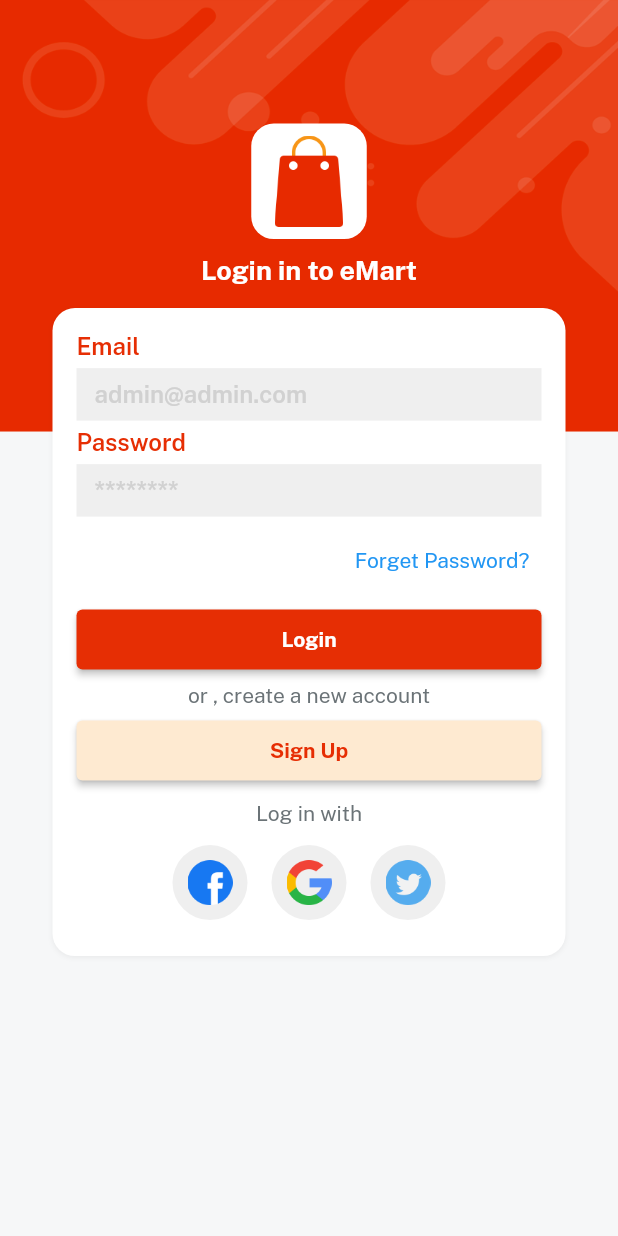
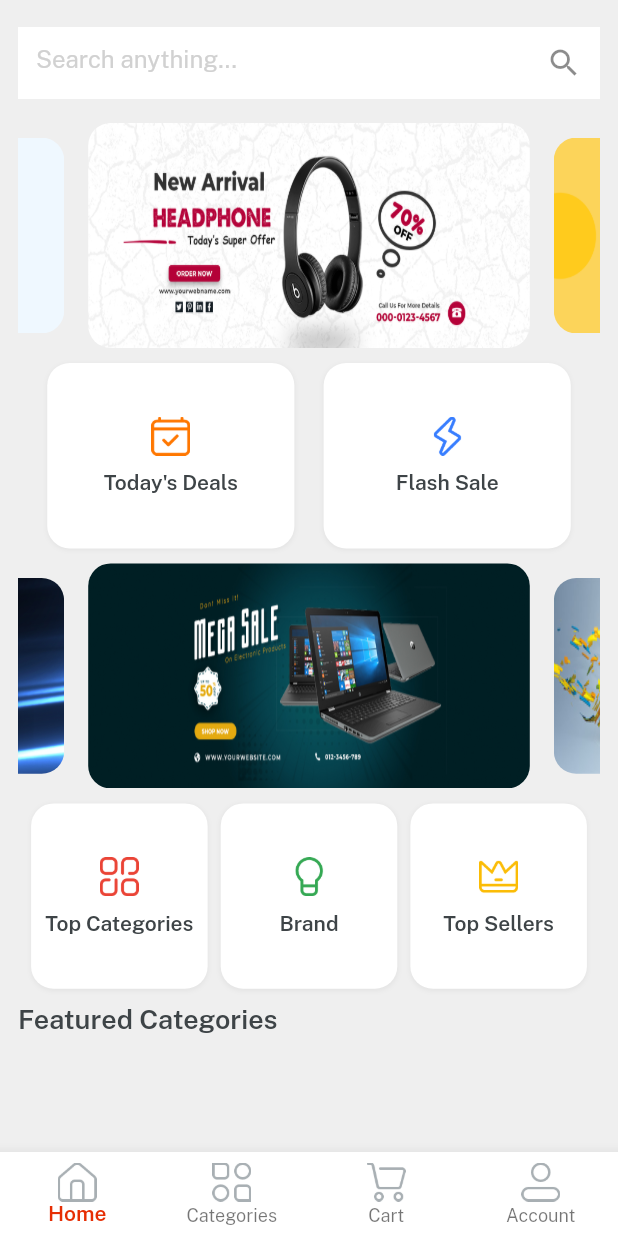
Before and after one commit to huuhuyendev/eCommerceApp, a Flutter app: the screen it shows after launch, after a tap on "Login", on a phone screen of 412 x 824 dp. Run offline on Flutter 3.47's test engine with Material 2 defaults, Android fonts, the phone set to English and light mode, and no system bars; drawn by our look-alikes of velocity_x; our stand-ins replace get.

Commit message:
home screen

```diff
--- a/lib/consts/lists.dart
+++ b/lib/consts/lists.dart
@@ -1,3 +1,6 @@
 import 'package:ecommerceapp/consts/consts.dart';
 
 const socialIconList = [icFacebookLogo, icGoogleLogo, icTwitterLogo];
+
+const sliderList= [imgSlider1, imgSlider2, imgSlider3, imgSlider4, ];
+const secondSliderList= [imgSs1, imgSs2,  imgSs3, imgSs4 ];
--- a/lib/consts/strings.dart
+++ b/lib/consts/strings.dart
@@ -16,3 +16,20 @@ const loginWith = "Log in with";
 const privacyPolicy = "Privacy Policy";
 const termsAndConditions = "Terms and Conditions";
 const alreadyHaveAccount = "Already have an account? ";
+
+
+//Home String
+const home = "Home",
+    categories = "Categories",
+    cart = "Cart",
+    account = "Account";
+
+
+//Home Screen String
+const searchAnything = "Search anything...",
+    todayDeals = "Today's Deals",
+    flashSale = "Flash Sale",
+    topSellers = "Top Sellers",
+    brand = "Brand",
+    topCategories = "Top Categories",
+    featuredCategories = "Featured Categories";
--- /dev/null
+++ b/lib/controllers/home_controller.dart
@@ -0,0 +1,5 @@
+import 'package:get/get.dart';
+
+class HomeController extends GetxController{
+  var currentIndex = 0.obs;
+}
--- a/lib/views/auth_screen/login_screen.dart
+++ b/lib/views/auth_screen/login_screen.dart
@@ -1,6 +1,7 @@
 import 'package:ecommerceapp/consts/consts.dart';
 import 'package:ecommerceapp/consts/lists.dart';
 import 'package:ecommerceapp/views/auth_screen/signup_screen.dart';
+import 'package:ecommerceapp/views/home_screen/home.dart';
 import 'package:ecommerceapp/widget_common/applogo_widget.dart';
 import 'package:ecommerceapp/widget_common/bg_widget.dart';
 import 'package:ecommerceapp/widget_common/custon_textfield.dart';
@@ -44,7 +45,9 @@ class LoginScreen extends StatelessWidget {
                         color: redColor,
                         title: login,
                         textColor: whiteColor,
-                        onPressed: () {})
+                        onPressed: () {
+                          Get.to(() => const Home());
+                        })
                     .box
                     .width(context.screenWidth - 50)
                     .make(),
--- a/lib/views/auth_screen/signup_screen.dart
+++ b/lib/views/auth_screen/signup_screen.dart
@@ -1,5 +1,4 @@
 import 'package:ecommerceapp/consts/consts.dart';
-import 'package:ecommerceapp/consts/lists.dart';
 import 'package:ecommerceapp/widget_common/applogo_widget.dart';
 import 'package:ecommerceapp/widget_common/bg_widget.dart';
 import 'package:ecommerceapp/widget_common/custon_textfield.dart';
@@ -7,8 +6,15 @@ import 'package:ecommerceapp/widget_common/our_button.dart';
 import 'package:flutter/material.dart';
 import 'package:get/get.dart';
 
-class SignupScreen extends StatelessWidget {
-  const SignupScreen({super.key});
+class SignupScreen extends StatefulWidget {
+  const SignupScreen({Key? key}) : super(key: key);
+
+  @override
+  State<SignupScreen> createState() => _SignupScreenState();
+}
+
+class _SignupScreenState extends State<SignupScreen> {
+  bool? isCheck = false;
 
   @override
   Widget build(BuildContext context) {
@@ -34,35 +40,43 @@ class SignupScreen extends StatelessWidget {
                   child: TextButton(
                       onPressed: () {}, child: forgetPass.text.make()),
                 ),
-                5.heightBox,
                 Row(children: [
                   Checkbox(
-                      checkColor: redColor,
-                      value: false,
-                      onChanged: (newValue) {}),
+                      checkColor: whiteColor,
+                      activeColor: redColor,
+                      value: isCheck,
+                      onChanged: (newValue) {
+                        setState(() {
+                          isCheck = newValue;
+                        });
+                      }),
                   5.widthBox,
                   Expanded(
                     child: RichText(
                         text: const TextSpan(children: [
                       TextSpan(
-                          text: "I agree to the",
-                          style: TextStyle(color: fontGrey, fontFamily: bold)),
+                          text: "I agree to the ",
+                          style:
+                              TextStyle(color: fontGrey, fontFamily: regular)),
                       TextSpan(
                           text: termsAndConditions,
-                          style: TextStyle(color: redColor, fontFamily: bold)),
+                          style:
+                              TextStyle(color: redColor, fontFamily: regular)),
                       TextSpan(
                           text: ' &',
-                          style: TextStyle(color: redColor, fontFamily: bold)),
+                          style:
+                              TextStyle(color: redColor, fontFamily: regular)),
                       TextSpan(
                           text: privacyPolicy,
-                          style: TextStyle(color: redColor, fontFamily: bold)),
+                          style:
+                              TextStyle(color: redColor, fontFamily: regular)),
                     ])),
                   )
                 ]),
                 5.heightBox,
                 // ourButton().box.width(context.screenWidth - 50).make(),
                 ourButton(
-                        color: redColor,
+                        color: isCheck == true ? redColor : lightGrey,
                         title: signup,
                         textColor: whiteColor,
                         onPressed: () {})
@@ -71,14 +85,18 @@ class SignupScreen extends StatelessWidget {
                     .make(),
                 10.heightBox,
                 RichText(
-                    text: const TextSpan(children: [
-                  TextSpan(
-                      text: alreadyHaveAccount,
-                      style: TextStyle(color: fontGrey, fontFamily: bold)),
-                  TextSpan(
-                      text: login,
-                      style: TextStyle(color: redColor, fontFamily: bold)),
-                ])).onTap(() {
+                  text: const TextSpan(
+                    children: [
+                      TextSpan(
+                          text: alreadyHaveAccount,
+                          style:
+                              TextStyle(color: fontGrey, fontFamily: regular)),
+                      TextSpan(
+                          text: login,
+                          style: TextStyle(color: redColor, fontFamily: bold)),
+                    ],
+                  ),
+                ).onTap(() {
                   Get.back();
                 })
               ],
--- /dev/null
+++ b/lib/views/cart_screen/cart_screen.dart
@@ -0,0 +1,11 @@
+import 'package:flutter/material.dart';
+class CartScreen extends StatelessWidget {
+  const CartScreen({super.key});
+
+  @override
+  Widget build(BuildContext context) {
+    return Container(
+      color: Colors.purple,
+    );
+  }
+}
--- /dev/null
+++ b/lib/views/category_screen/category_screen.dart
@@ -0,0 +1,11 @@
+import 'package:flutter/material.dart';
+class CategoryScreen extends StatelessWidget {
+  const CategoryScreen({super.key});
+
+  @override
+  Widget build(BuildContext context) {
+    return Container(
+      color: Colors.amber,
+    );
+  }
+}
--- /dev/null
+++ b/lib/views/home_screen/home.dart
@@ -0,0 +1,57 @@
+import 'package:ecommerceapp/consts/consts.dart';
+import 'package:ecommerceapp/controllers/home_controller.dart';
+import 'package:ecommerceapp/views/cart_screen/cart_screen.dart';
+import 'package:ecommerceapp/views/category_screen/category_screen.dart';
+import 'package:ecommerceapp/views/home_screen/home_screen.dart';
+import 'package:ecommerceapp/views/profile_screen/profile_screen.dart';
+import 'package:flutter/material.dart';
+import 'package:get/get.dart';
+
+class Home extends StatelessWidget {
+  const Home({super.key});
+
+  @override
+  Widget build(BuildContext context) {
+    var controller = Get.put(HomeController());
+    var navbarItem = [
+      BottomNavigationBarItem(
+          icon: Image.asset(icHome, width: 26), label: home),
+      BottomNavigationBarItem(
+          icon: Image.asset(icCategories, width: 26), label: categories),
+      BottomNavigationBarItem(
+          icon: Image.asset(icCart, width: 26), label: cart),
+      BottomNavigationBarItem(
+          icon: Image.asset(icProfile, width: 26), label: account)
+    ];
+    var navBody = [
+      const HomeScreen(),
+      const CategoryScreen(),
+      const CartScreen(),
+      const ProfileScreen()
+    ];
+    return Scaffold(
+      body: Column(
+        children: [
+          Obx(
+            () => Expanded(
+              child: navBody.elementAt(controller.currentIndex.value),
+            ),
+          ),
+        ],
+      ),
+      bottomNavigationBar: Obx(
+        () => BottomNavigationBar(
+          currentIndex: controller.currentIndex.value,
+          items: navbarItem,
+          backgroundColor: whiteColor,
+          selectedItemColor: redColor,
+          selectedLabelStyle: const TextStyle(fontFamily: semibold),
+          type: BottomNavigationBarType.fixed,
+          onTap: (index) {
+            controller.currentIndex.value = index;
+          },
+        ),
+      ),
+    );
+  }
+}
--- /dev/null
+++ b/lib/views/home_screen/home_screen.dart
@@ -0,0 +1,130 @@
+import 'package:ecommerceapp/consts/consts.dart';
+import 'package:ecommerceapp/consts/lists.dart';
+import 'package:ecommerceapp/widget_common/home_buttons.dart';
+import 'package:flutter/material.dart';
+
+class HomeScreen extends StatelessWidget {
+  const HomeScreen({super.key});
+
+  @override
+  Widget build(BuildContext context) {
+    return Container(
+      padding: const EdgeInsets.all(12),
+      color: lightGrey,
+      width: context.screenWidth,
+      height: context.screenHeight,
+      child: SafeArea(
+        child: Column(
+          children: [
+            Container(
+              alignment: Alignment.center,
+              height: 60,
+              color: lightGrey,
+              child: TextFormField(
+                decoration: const InputDecoration(
+                  border: InputBorder.none,
+                  suffixIcon: Icon(Icons.search),
+                  filled: true,
+                  fillColor: whiteColor,
+                  hintText: searchAnything,
+                  hintStyle: TextStyle(
+                    color: textfieldGrey,
+                  ),
+                ),
+              ),
+            ),
+            10.heightBox,
+            Expanded(child: SingleChildScrollView(
+              physics: const BouncingScrollPhysics(),
+              child: Column(
+                children: [
+                  VxSwiper.builder(
+                    aspectRatio: 16 / 9,
+                    autoPlay: true,
+                    height: 150,
+                    enlargeCenterPage: true,
+                    itemCount: sliderList.length,
+                    itemBuilder: (context, index) {
+                      return Image.asset(
+                        sliderList[index],
+                        fit: BoxFit.fill,
+                      )
+                          .box
+                          .rounded
+                          .clip(Clip.antiAlias)
+                          .margin(const EdgeInsets.symmetric(horizontal: 8))
+                          .make();
+                    },
+                  ),
+                  10.heightBox,
+                  // deals buttons
+                  Row(
+                    mainAxisAlignment: MainAxisAlignment.spaceEvenly,
+                    children: List.generate(
+                        2,
+                        (index) => homeButtons(
+                              height: context.screenHeight * 0.15,
+                              width: context.screenWidth / 2.5,
+                              icon: index == 0 ? icTodaysDeal : icFlashDeal,
+                              title: index == 0 ? todayDeals : flashSale,
+                            )),
+                  ),
+                  //   2nd swiper
+                  10.heightBox,
+                  VxSwiper.builder(
+                    aspectRatio: 16 / 9,
+                    autoPlay: true,
+                    height: 150,
+                    enlargeCenterPage: true,
+                    itemCount: secondSliderList.length,
+                    itemBuilder: (context, index) {
+                      return Image.asset(
+                        secondSliderList[index],
+                        fit: BoxFit.fill,
+                      )
+                          .box
+                          .rounded
+                          .clip(Clip.antiAlias)
+                          .margin(const EdgeInsets.symmetric(horizontal: 8))
+                          .make();
+                    },
+                  ),
+                  10.heightBox,
+                  Row(
+                    mainAxisAlignment: MainAxisAlignment.spaceEvenly,
+                    children: List.generate(
+                        3,
+                        (index) => homeButtons(
+                              height: context.screenHeight * 0.15,
+                              width: context.screenWidth / 3.5,
+                              icon: index == 0
+                                  ? icTopCategories
+                                  : index == 1
+                                      ? icBrands
+                                      : icTopSeller,
+                              title: index == 0
+                                  ? topCategories
+                                  : index == 1
+                                      ? brand
+                                      : topSellers,
+                            )),
+                  ),
+
+                  //   featured categories
+                  10.heightBox,
+                  Align(
+                      alignment: Alignment.centerLeft,
+                      child: featuredCategories.text
+                          .color(darkFontGrey)
+                          .size(18)
+                          .fontFamily(semibold)
+                          .make()),
+                ],
+              ),
+            ))
+          ],
+        ),
+      ),
+    );
+  }
+}
--- /dev/null
+++ b/lib/views/profile_screen/profile_screen.dart
@@ -0,0 +1,11 @@
+import 'package:flutter/material.dart';
+class ProfileScreen extends StatelessWidget {
+  const ProfileScreen({super.key});
+
+  @override
+  Widget build(BuildContext context) {
+    return Container(
+      color: Colors.cyan,
+    );
+  }
+}
--- /dev/null
+++ b/lib/widget_common/home_buttons.dart
@@ -0,0 +1,14 @@
+import 'package:ecommerceapp/consts/consts.dart';
+import 'package:flutter/material.dart';
+
+Widget homeButtons({width, height, icon,String? title, onPress}) {
+  return Expanded(
+      child: Column(
+        mainAxisAlignment: MainAxisAlignment.center,
+    children: [
+      Image.asset(icon, width: 26),
+      10.heightBox,
+      title!.text.fontFamily(semibold).color(darkFontGrey).make(),
+    ],
+  )).box.rounded.white.size(width, height).shadowSm.make();
+}
```
